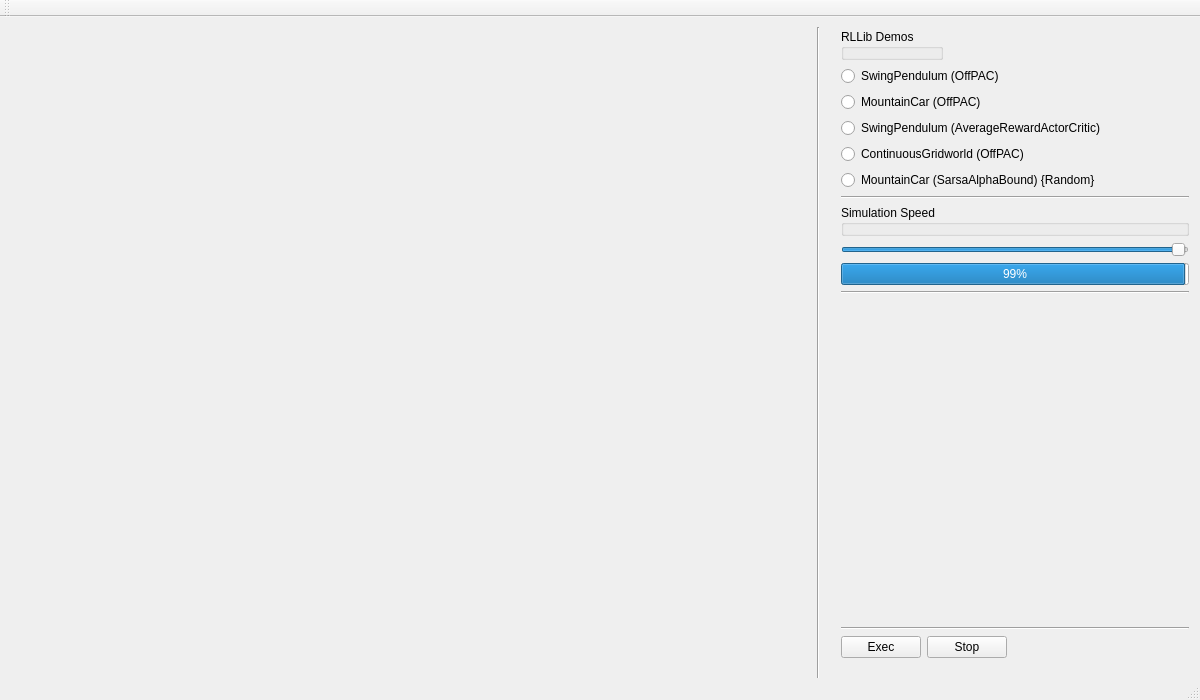
samindaa/RLLib, file visualization/RLLibViz/RLLibVizForm.ui: the form before one commit.
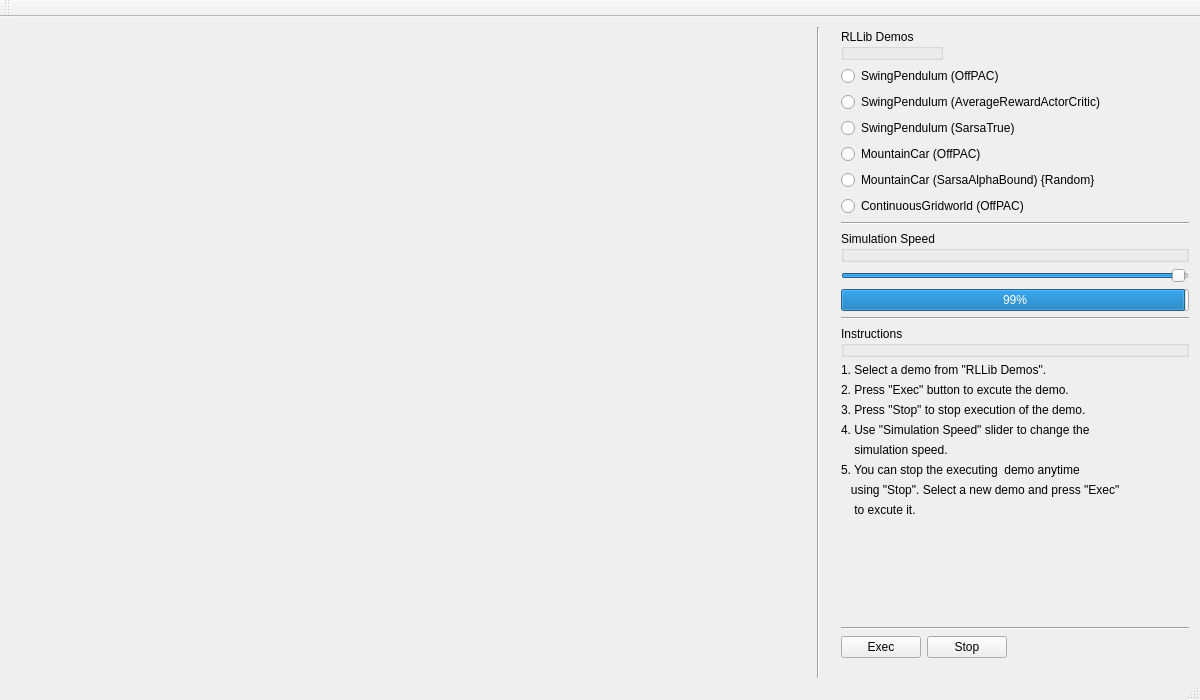
The form after the commit.

```diff
--- a/visualization/RLLibViz/RLLibVizForm.ui
+++ b/visualization/RLLibViz/RLLibVizForm.ui
@@ -43,7 +43,7 @@
      <enum>Qt::Vertical</enum>
     </property>
    </widget>
-   <widget class="QWidget" name="">
+   <widget class="QWidget" name="layoutWidget">
     <property name="geometry">
      <rect>
       <x>830</x>
@@ -67,6 +67,9 @@
        </item>
        <item row="1" column="0">
         <layout class="QFormLayout" name="formLayout">
+         <property name="fieldGrowthPolicy">
+          <enum>QFormLayout::AllNonFixedFieldsGrow</enum>
+         </property>
          <item row="0" column="0">
           <widget class="QRadioButton" name="radioButtonSwingPendulumOffPAC">
            <property name="text">
@@ -74,27 +77,27 @@
            </property>
           </widget>
          </item>
-         <item row="1" column="0">
+         <item row="5" column="0">
+          <widget class="QRadioButton" name="radioButtonContinuousGridworldOffPAC">
+           <property name="text">
+            <string>ContinuousGridworld (OffPAC)</string>
+           </property>
+          </widget>
+         </item>
+         <item row="3" column="0">
           <widget class="QRadioButton" name="radioButtonMountainCarOffPAC">
            <property name="text">
             <string>MountainCar (OffPAC)</string>
            </property>
           </widget>
          </item>
-         <item row="2" column="0">
+         <item row="1" column="0">
           <widget class="QRadioButton" name="radioButtonSwingPendulumAverageRewardActorCritic">
            <property name="text">
             <string>SwingPendulum (AverageRewardActorCritic)</string>
            </property>
           </widget>
          </item>
-         <item row="3" column="0">
-          <widget class="QRadioButton" name="radioButtonContinuousGridworldOffPAC">
-           <property name="text">
-            <string>ContinuousGridworld (OffPAC)</string>
-           </property>
-          </widget>
-         </item>
          <item row="4" column="0">
           <widget class="QRadioButton" name="radioButtonMountainCarSarsaAlphaBound">
            <property name="text">
@@ -102,6 +105,13 @@
            </property>
           </widget>
          </item>
+         <item row="2" column="0">
+          <widget class="QRadioButton" name="radioButtonSwingPendulumSarsaTrue">
+           <property name="text">
+            <string>SwingPendulum (SarsaTrue)</string>
+           </property>
+          </widget>
+         </item>
         </layout>
        </item>
       </layout>
@@ -147,6 +157,69 @@
        </property>
       </widget>
      </item>
+     <item>
+      <widget class="QGroupBox" name="groupBox_3">
+       <property name="title">
+        <string>Instructions</string>
+       </property>
+      </widget>
+     </item>
+     <item>
+      <widget class="QLabel" name="label">
+       <property name="text">
+        <string>1. Select a demo from &quot;RLLib Demos&quot;.</string>
+       </property>
+      </widget>
+     </item>
+     <item>
+      <widget class="QLabel" name="label_2">
+       <property name="text">
+        <string>2. Press &quot;Exec&quot; button to excute the demo.</string>
+       </property>
+      </widget>
+     </item>
+     <item>
+      <widget class="QLabel" name="label_3">
+       <property name="text">
+        <string>3. Press &quot;Stop&quot; to stop execution of the demo. </string>
+       </property>
+      </widget>
+     </item>
+     <item>
+      <widget class="QLabel" name="label_4">
+       <property name="text">
+        <string>4. Use &quot;Simulation Speed&quot; slider to change the</string>
+       </property>
+      </widget>
+     </item>
+     <item>
+      <widget class="QLabel" name="label_5">
+       <property name="text">
+        <string>    simulation speed.</string>
+       </property>
+      </widget>
+     </item>
+     <item>
+      <widget class="QLabel" name="label_6">
+       <property name="text">
+        <string>5. You can stop the executing  demo anytime</string>
+       </property>
+      </widget>
+     </item>
+     <item>
+      <widget class="QLabel" name="label_7">
+       <property name="text">
+        <string>   using &quot;Stop&quot;. Select a new demo and press &quot;Exec&quot;</string>
+       </property>
+      </widget>
+     </item>
+     <item>
+      <widget class="QLabel" name="label_8">
+       <property name="text">
+        <string>    to excute it.</string>
+       </property>
+      </widget>
+     </item>
      <item>
       <spacer name="verticalSpacer">
        <property name="orientation">
```
Left out of the diff: 2 changed lines with no effect on the pictures.
